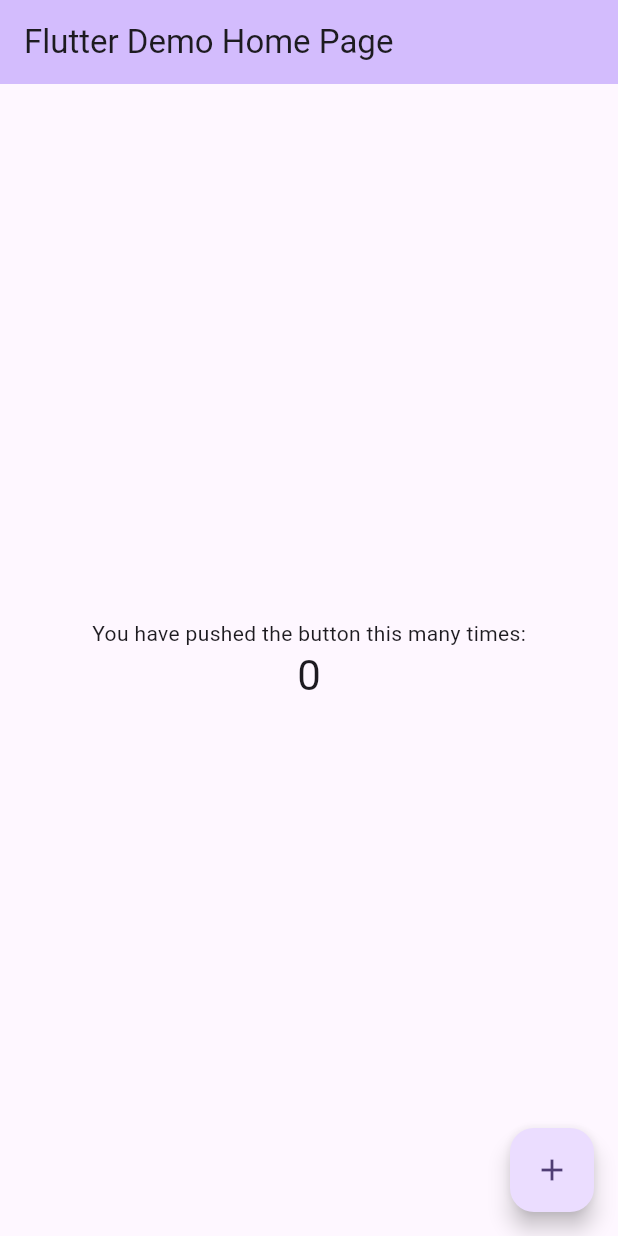
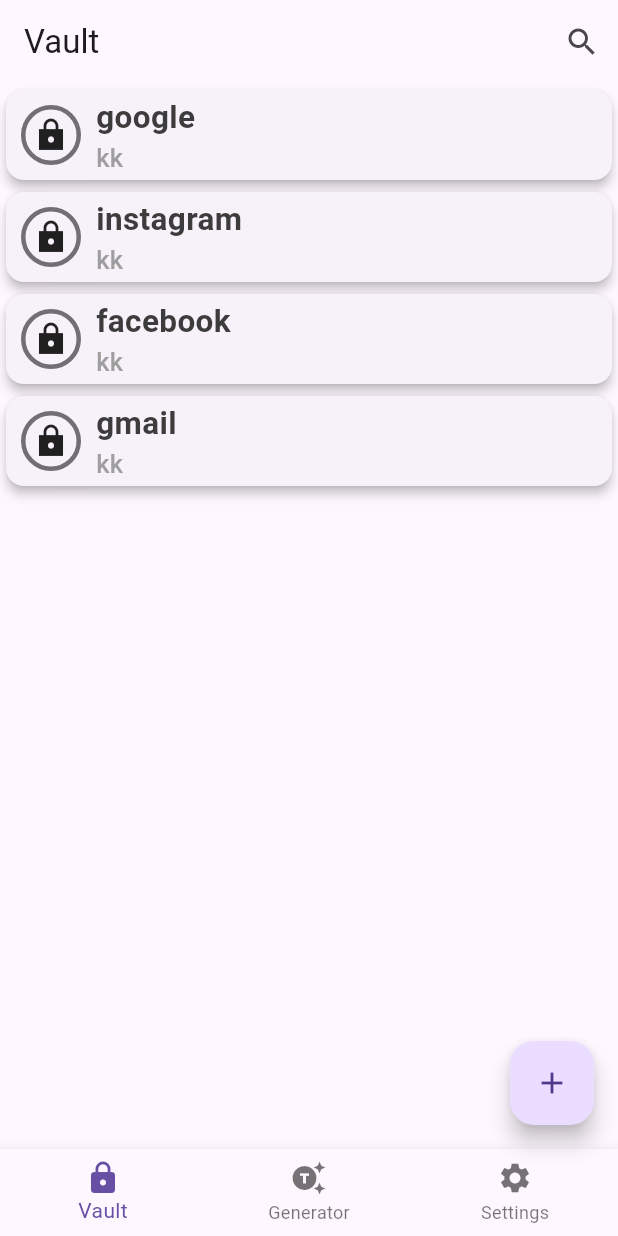
Before and after one commit to dhruv-k1/PassVault, a Flutter app: the screen it shows after launch, on a phone screen of 412 x 824 dp. Run offline on Flutter 3.47's test engine with Material 3 defaults, Android fonts, the phone set to English and light mode, and no system bars.

Commit message:
initial screen

```diff
--- /dev/null
+++ b/lib/Models/userkey.dart
@@ -0,0 +1,17 @@
+class UserKey {
+  final String id;
+  final String title;
+  final String username;
+  final String password;
+  final String? email;
+
+  const UserKey({
+  required this.id,
+  required this.username,
+  required this.password,
+  required this.title,
+  this.email
+}
+);
+
+}
--- /dev/null
+++ b/lib/Screen/vault_screen.dart
@@ -0,0 +1,68 @@
+import 'package:flutter/material.dart';
+import 'package:pass/dummy_passwords.dart';
+
+
+class VaultScreen extends StatefulWidget {
+
+
+  @override
+  State <VaultScreen> createState() =>  VaultScreenState();
+}
+
+class  VaultScreenState extends State <VaultScreen> {
+  @override
+  Widget build(BuildContext context) {
+    return Scaffold(
+      appBar: AppBar(
+        title: Text('Vault'),
+        actions: [
+          IconButton(onPressed: (){}, icon: Icon(Icons.search))
+        ],
+      ),
+      body:
+        Column(
+          children: userkeys.map((uk) {
+            return Card(
+              elevation: 3,
+              child: Row(
+                children: [
+                  Container(
+                    child: Icon(Icons.lock_sharp),
+                    margin: EdgeInsets.all(10),
+                    decoration: BoxDecoration(
+                      border:Border.all(
+                        color: Colors.black54,
+                        width: 3,
+                      ) ,
+                      borderRadius: BorderRadius.all( Radius.circular(20)),
+                    ),
+                    padding: EdgeInsets.all(5),
+                  ),
+                  Column(
+                    crossAxisAlignment: CrossAxisAlignment.start,
+                    children: [
+                      Text(uk.title, style: TextStyle( fontWeight: FontWeight.bold, fontSize: 21, color: const Color.fromARGB(255, 60, 60, 60)),),
+                      Text(uk.username, style: TextStyle( fontWeight: FontWeight.w500, fontSize: 17, color: Colors.grey))
+                    ],
+                  )
+                ],
+              ),
+            );
+          }
+          ).toList()
+              ),
+
+
+      floatingActionButton: FloatingActionButton(
+        onPressed: (){},
+        child: Icon(Icons.add)),
+      bottomNavigationBar: BottomNavigationBar(
+        items: [
+         BottomNavigationBarItem(icon: Icon(Icons.lock),label: 'Vault'),
+         BottomNavigationBarItem(icon: Icon(Icons.generating_tokens),label: 'Generator'),
+         BottomNavigationBarItem(icon: Icon(Icons.settings),label: 'Settings'),
+         ] ,
+    )
+    );
+  }
+}
--- /dev/null
+++ b/lib/dummy_passwords.dart
@@ -0,0 +1,26 @@
+import 'Models/userkey.dart' ;
+
+List<UserKey> userkeys =  [
+  UserKey(
+    id: '11',
+    title: 'google',
+    username:  'kk',
+    password: 'example1'),
+  UserKey(
+    id: '22',
+    title: 'instagram',
+    username:  'kk',
+    password: 'example2'),
+  UserKey(
+    id: '33',
+    title: 'facebook',
+    username:  'kk',
+    password: 'example3'),
+  UserKey(
+    id: '44',
+    title: 'gmail',
+    username:  'kk',
+    password: 'example4'),
+
+
+];
--- a/lib/main.dart
+++ b/lib/main.dart
@@ -1,4 +1,5 @@
 import 'package:flutter/material.dart';
+import 'Screen/vault_screen.dart';
 
 void main() {
   runApp(const MyApp());
@@ -12,26 +13,11 @@ class MyApp extends StatelessWidget {
   Widget build(BuildContext context) {
     return MaterialApp(
       title: 'Flutter Demo',
-      theme: ThemeData(
-        // This is the theme of your application.
-        //
-        // TRY THIS: Try running your application with "flutter run". You'll see
-        // the application has a blue toolbar. Then, without quitting the app,
-        // try changing the seedColor in the colorScheme below to Colors.green
-        // and then invoke "hot reload" (save your changes or press the "hot
-        // reload" button in a Flutter-supported IDE, or press "r" if you used
-        // the command line to start the app).
-        //
-        // Notice that the counter didn't reset back to zero; the application
-        // state is not lost during the reload. To reset the state, use hot
-        // restart instead.
-        //
-        // This works for code too, not just values: Most code changes can be
-        // tested with just a hot reload.
-        colorScheme: ColorScheme.fromSeed(seedColor: Colors.deepPurple),
-        useMaterial3: true,
-      ),
-      home: const MyHomePage(title: 'Flutter Demo Home Page'),
+     // theme: ThemeData(
+        //colorScheme: ColorScheme.fromSeed(seedColor: Colors.deepPurple),
+        //useMaterial3: true,
+      //),
+      home: VaultScreen(),
     );
   }
 }
@@ -39,14 +25,6 @@ class MyApp extends StatelessWidget {
 class MyHomePage extends StatefulWidget {
   const MyHomePage({super.key, required this.title});
 
-  // This widget is the home page of your application. It is stateful, meaning
-  // that it has a State object (defined below) that contains fields that affect
-  // how it looks.
-
-  // This class is the configuration for the state. It holds the values (in this
-  // case the title) provided by the parent (in this case the App widget) and
-  // used by the build method of the State. Fields in a Widget subclass are
-  // always marked "final".
 
   final String title;
 
@@ -59,50 +37,25 @@ class _MyHomePageState extends State<MyHomePage> {
 
   void _incrementCounter() {
     setState(() {
-      // This call to setState tells the Flutter framework that something has
-      // changed in this State, which causes it to rerun the build method below
-      // so that the display can reflect the updated values. If we changed
-      // _counter without calling setState(), then the build method would not be
-      // called again, and so nothing would appear to happen.
+
       _counter++;
     });
   }
 
   @override
   Widget build(BuildContext context) {
-    // This method is rerun every time setState is called, for instance as done
-    // by the _incrementCounter method above.
-    //
-    // The Flutter framework has been optimized to make rerunning build methods
-    // fast, so that you can just rebuild anything that needs updating rather
-    // than having to individually change instances of widgets.
+
     return Scaffold(
       appBar: AppBar(
-        // TRY THIS: Try changing the color here to a specific color (to
-        // Colors.amber, perhaps?) and trigger a hot reload to see the AppBar
-        // change color while the other colors stay the same.
+
         backgroundColor: Theme.of(context).colorScheme.inversePrimary,
-        // Here we take the value from the MyHomePage object that was created by
-        // the App.build method, and use it to set our appbar title.
+
         title: Text(widget.title),
       ),
       body: Center(
-        // Center is a layout widget. It takes a single child and positions it
-        // in the middle of the parent.
+
         child: Column(
-          // Column is also a layout widget. It takes a list of children and
-          // arranges them vertically. By default, it sizes itself to fit its
-          // children horizontally, and tries to be as tall as its parent.
-          //
-          // Column has various properties to control how it sizes itself and
-          // how it positions its children. Here we use mainAxisAlignment to
-          // center the children vertically; the main axis here is the vertical
-          // axis because Columns are vertical (the cross axis would be
-          // horizontal).
-          //
-          // TRY THIS: Invoke "debug painting" (choose the "Toggle Debug Paint"
-          // action in the IDE, or press "p" in the console), to see the
-          // wireframe for each widget.
+
           mainAxisAlignment: MainAxisAlignment.center,
           children: <Widget>[
             const Text(
@@ -119,7 +72,7 @@ class _MyHomePageState extends State<MyHomePage> {
         onPressed: _incrementCounter,
         tooltip: 'Increment',
         child: const Icon(Icons.add),
-      ), // This trailing comma makes auto-formatting nicer for build methods.
+      ),
     );
   }
 }
--- a/pubspec.yaml
+++ b/pubspec.yaml
@@ -30,7 +30,7 @@ environment:
 dependencies:
   flutter:
     sdk: flutter
-
+  provider: ^6.1.1
 
   # The following adds the Cupertino Icons font to your application.
   # Use with the CupertinoIcons class for iOS style icons.
```
Also changed, not shown: lib/Screens/vault_screen.dart (deleted), pubspec.lock.
